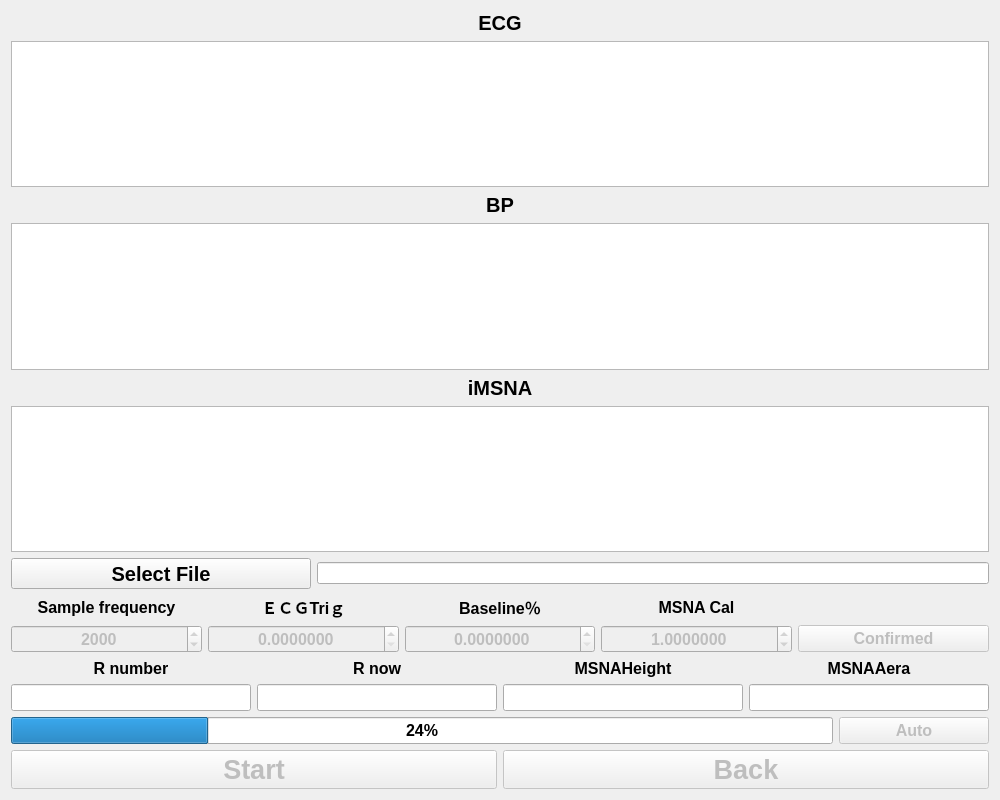
Qt form main.ui (CC5103/MSNA-Analyzer) before a commit.
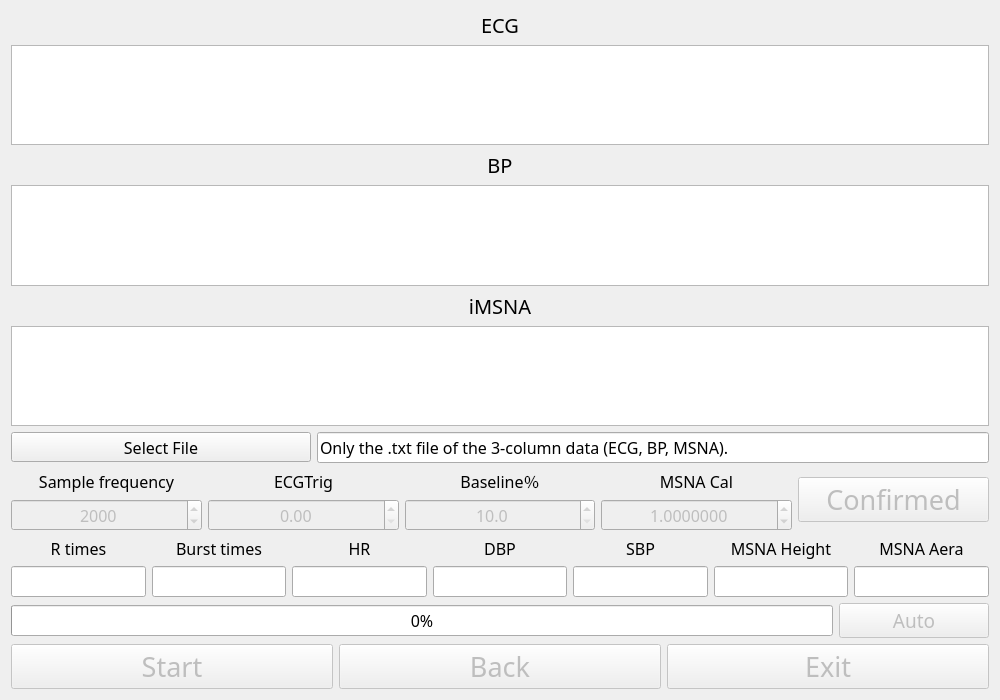
The same form after that commit. Custom widgets are drawn as their Qt base class.

Commit message: Upgraded UI and added automation features.

```diff
--- a/main.ui
+++ b/main.ui
@@ -13,13 +13,13 @@
     <x>0</x>
     <y>0</y>
     <width>1000</width>
-    <height>800</height>
+    <height>700</height>
    </rect>
   </property>
   <property name="minimumSize">
    <size>
     <width>1000</width>
-    <height>800</height>
+    <height>700</height>
    </size>
   </property>
   <property name="sizeIncrement">
@@ -53,6 +53,13 @@
          <height>100</height>
         </size>
        </property>
+       <property name="font">
+        <font>
+         <family>HGP創英角ｺﾞｼｯｸUB</family>
+         <weight>50</weight>
+         <bold>false</bold>
+        </font>
+       </property>
       </widget>
      </item>
      <item row="1" column="0">
@@ -63,6 +70,13 @@
          <height>100</height>
         </size>
        </property>
+       <property name="font">
+        <font>
+         <family>HGP創英角ｺﾞｼｯｸUB</family>
+         <weight>50</weight>
+         <bold>false</bold>
+        </font>
+       </property>
       </widget>
      </item>
      <item row="5" column="0">
@@ -73,15 +87,23 @@
          <height>100</height>
         </size>
        </property>
+       <property name="font">
+        <font>
+         <family>HGP創英角ｺﾞｼｯｸUB</family>
+         <weight>50</weight>
+         <bold>false</bold>
+        </font>
+       </property>
       </widget>
      </item>
      <item row="2" column="0">
       <widget class="QLabel" name="label_14">
        <property name="font">
         <font>
+         <family>HGP創英角ｺﾞｼｯｸUB</family>
          <pointsize>15</pointsize>
-         <weight>75</weight>
-         <bold>true</bold>
+         <weight>50</weight>
+         <bold>false</bold>
         </font>
        </property>
        <property name="text">
@@ -96,9 +118,10 @@
       <widget class="QLabel" name="label_2">
        <property name="font">
         <font>
+         <family>HGP創英角ｺﾞｼｯｸUB</family>
          <pointsize>15</pointsize>
-         <weight>75</weight>
-         <bold>true</bold>
+         <weight>50</weight>
+         <bold>false</bold>
         </font>
        </property>
        <property name="text">
@@ -113,9 +136,10 @@
       <widget class="QLabel" name="label_15">
        <property name="font">
         <font>
+         <family>HGP創英角ｺﾞｼｯｸUB</family>
          <pointsize>15</pointsize>
-         <weight>75</weight>
-         <bold>true</bold>
+         <weight>50</weight>
+         <bold>false</bold>
         </font>
        </property>
        <property name="layoutDirection">
@@ -146,9 +170,13 @@
        </property>
        <property name="font">
         <font>
-         <pointsize>15</pointsize>
-         <weight>75</weight>
-         <bold>true</bold>
+         <family>HGP創英角ｺﾞｼｯｸUB</family>
+         <pointsize>12</pointsize>
+         <weight>50</weight>
+         <italic>false</italic>
+         <bold>false</bold>
+         <strikeout>false</strikeout>
+         <kerning>true</kerning>
         </font>
        </property>
        <property name="text">
@@ -161,6 +189,17 @@
        <property name="enabled">
         <bool>true</bool>
        </property>
+       <property name="font">
+        <font>
+         <family>HGP創英角ｺﾞｼｯｸUB</family>
+         <pointsize>12</pointsize>
+         <weight>50</weight>
+         <bold>false</bold>
+        </font>
+       </property>
+       <property name="text">
+        <string>Only the .txt file of the 3-column data (ECG, BP, MSNA).</string>
+       </property>
        <property name="readOnly">
         <bool>true</bool>
        </property>
@@ -174,9 +213,10 @@
       <widget class="QLabel" name="label_5">
        <property name="font">
         <font>
+         <family>HGP創英角ｺﾞｼｯｸUB</family>
          <pointsize>12</pointsize>
-         <weight>75</weight>
-         <bold>true</bold>
+         <weight>50</weight>
+         <bold>false</bold>
         </font>
        </property>
        <property name="text">
@@ -191,9 +231,10 @@
       <widget class="QLabel" name="label">
        <property name="font">
         <font>
+         <family>HGP創英角ｺﾞｼｯｸUB</family>
          <pointsize>12</pointsize>
-         <weight>75</weight>
-         <bold>true</bold>
+         <weight>50</weight>
+         <bold>false</bold>
         </font>
        </property>
        <property name="styleSheet">
@@ -211,9 +252,10 @@
       <widget class="QLabel" name="label_4">
        <property name="font">
         <font>
+         <family>HGP創英角ｺﾞｼｯｸUB</family>
          <pointsize>12</pointsize>
-         <weight>75</weight>
-         <bold>true</bold>
+         <weight>50</weight>
+         <bold>false</bold>
         </font>
        </property>
        <property name="text">
@@ -231,9 +273,10 @@
        </property>
        <property name="font">
         <font>
+         <family>HGP創英角ｺﾞｼｯｸUB</family>
          <pointsize>12</pointsize>
-         <weight>75</weight>
-         <bold>true</bold>
+         <weight>50</weight>
+         <bold>false</bold>
         </font>
        </property>
        <property name="layoutDirection">
@@ -245,9 +288,15 @@
        <property name="decimals">
         <number>7</number>
        </property>
+       <property name="minimum">
+        <double>0.000100000000000</double>
+       </property>
        <property name="maximum">
         <double>100.000000000000000</double>
        </property>
+       <property name="singleStep">
+        <double>1.000000000000000</double>
+       </property>
        <property name="value">
         <double>1.000000000000000</double>
        </property>
@@ -260,9 +309,10 @@
        </property>
        <property name="font">
         <font>
+         <family>HGP創英角ｺﾞｼｯｸUB</family>
          <pointsize>12</pointsize>
-         <weight>75</weight>
-         <bold>true</bold>
+         <weight>50</weight>
+         <bold>false</bold>
         </font>
        </property>
        <property name="alignment">
@@ -283,13 +333,14 @@
       <widget class="QLabel" name="label_3">
        <property name="font">
         <font>
+         <family>HGP創英角ｺﾞｼｯｸUB</family>
          <pointsize>12</pointsize>
-         <weight>75</weight>
-         <bold>true</bold>
+         <weight>50</weight>
+         <bold>false</bold>
         </font>
        </property>
        <property name="text">
-        <string>ＥＣＧTriｇ</string>
+        <string>ECGTrig</string>
        </property>
        <property name="alignment">
         <set>Qt::AlignCenter</set>
@@ -303,16 +354,17 @@
        </property>
        <property name="font">
         <font>
+         <family>HGP創英角ｺﾞｼｯｸUB</family>
          <pointsize>12</pointsize>
-         <weight>75</weight>
-         <bold>true</bold>
+         <weight>50</weight>
+         <bold>false</bold>
         </font>
        </property>
        <property name="alignment">
         <set>Qt::AlignCenter</set>
        </property>
        <property name="decimals">
-        <number>7</number>
+        <number>2</number>
        </property>
        <property name="maximum">
         <double>100.000000000000000</double>
@@ -326,34 +378,40 @@
        </property>
        <property name="font">
         <font>
+         <family>HGP創英角ｺﾞｼｯｸUB</family>
          <pointsize>12</pointsize>
-         <weight>75</weight>
-         <bold>true</bold>
+         <weight>50</weight>
+         <bold>false</bold>
         </font>
        </property>
        <property name="alignment">
         <set>Qt::AlignCenter</set>
        </property>
        <property name="decimals">
-        <number>7</number>
+        <number>1</number>
+       </property>
+       <property name="minimum">
+        <double>10.000000000000000</double>
        </property>
        <property name="maximum">
         <double>100.000000000000000</double>
        </property>
       </widget>
      </item>
-     <item row="1" column="4">
+     <item row="0" column="4" rowspan="2">
       <widget class="QPushButton" name="pushButton_3">
        <property name="enabled">
         <bool>false</bool>
        </property>
        <property name="font">
         <font>
-         <pointsize>12</pointsize>
-         <weight>75</weight>
-         <bold>true</bold>
+         <family>HGP創英角ｺﾞｼｯｸUB</family>
+         <pointsize>20</pointsize>
         </font>
        </property>
+       <property name="styleSheet">
+        <string notr="true"/>
+       </property>
        <property name="text">
         <string>Confirmed</string>
        </property>
@@ -367,14 +425,14 @@
       <widget class="QLabel" name="label_7">
        <property name="font">
         <font>
-         <family>MS UI Gothic</family>
+         <family>HGP創英角ｺﾞｼｯｸUB</family>
          <pointsize>12</pointsize>
-         <weight>75</weight>
-         <bold>true</bold>
+         <weight>50</weight>
+         <bold>false</bold>
         </font>
        </property>
        <property name="text">
-        <string>R now</string>
+        <string>Burst times</string>
        </property>
        <property name="alignment">
         <set>Qt::AlignCenter</set>
@@ -385,53 +443,110 @@
       <widget class="QLabel" name="label_6">
        <property name="font">
         <font>
+         <family>HGP創英角ｺﾞｼｯｸUB</family>
          <pointsize>12</pointsize>
-         <weight>75</weight>
-         <bold>true</bold>
+         <weight>50</weight>
+         <bold>false</bold>
         </font>
        </property>
        <property name="text">
-        <string>R number</string>
+        <string>R times</string>
        </property>
        <property name="alignment">
         <set>Qt::AlignCenter</set>
        </property>
       </widget>
      </item>
-     <item row="0" column="3">
+     <item row="0" column="6">
       <widget class="QLabel" name="label_9">
        <property name="font">
         <font>
+         <family>HGP創英角ｺﾞｼｯｸUB</family>
          <pointsize>12</pointsize>
-         <weight>75</weight>
-         <bold>true</bold>
+         <weight>50</weight>
+         <bold>false</bold>
         </font>
        </property>
        <property name="text">
-        <string>MSNAAera</string>
+        <string>MSNA Aera</string>
        </property>
        <property name="alignment">
         <set>Qt::AlignCenter</set>
        </property>
       </widget>
      </item>
-     <item row="0" column="2">
+     <item row="4" column="1">
+      <widget class="QLineEdit" name="lineEdit_2">
+       <property name="font">
+        <font>
+         <family>HGP創英角ｺﾞｼｯｸUB</family>
+         <pointsize>12</pointsize>
+         <weight>50</weight>
+         <bold>false</bold>
+        </font>
+       </property>
+       <property name="alignment">
+        <set>Qt::AlignCenter</set>
+       </property>
+       <property name="readOnly">
+        <bool>true</bool>
+       </property>
+      </widget>
+     </item>
+     <item row="4" column="5">
+      <widget class="QLineEdit" name="lineEdit_3">
+       <property name="font">
+        <font>
+         <family>HGP創英角ｺﾞｼｯｸUB</family>
+         <pointsize>12</pointsize>
+         <weight>50</weight>
+         <bold>false</bold>
+        </font>
+       </property>
+       <property name="alignment">
+        <set>Qt::AlignCenter</set>
+       </property>
+       <property name="readOnly">
+        <bool>true</bool>
+       </property>
+      </widget>
+     </item>
+     <item row="0" column="5">
       <widget class="QLabel" name="label_8">
        <property name="font">
         <font>
+         <family>HGP創英角ｺﾞｼｯｸUB</family>
          <pointsize>12</pointsize>
-         <weight>75</weight>
-         <bold>true</bold>
+         <weight>50</weight>
+         <bold>false</bold>
         </font>
        </property>
        <property name="text">
-        <string>MSNAHeight</string>
+        <string>MSNA Height</string>
        </property>
        <property name="alignment">
         <set>Qt::AlignCenter</set>
        </property>
       </widget>
      </item>
+     <item row="4" column="6">
+      <widget class="QLineEdit" name="lineEdit_4">
+       <property name="font">
+        <font>
+         <family>HGP創英角ｺﾞｼｯｸUB</family>
+         <pointsize>12</pointsize>
+         <weight>50</weight>
+         <bold>false</bold>
+        </font>
+       </property>
+       <property name="alignment">
+        <set>Qt::AlignCenter</set>
+       </property>
+       <property name="readOnly">
+        <bool>true</bool>
+       </property>
+      </widget>
+     </item>
      <item row="4" column="0">
       <widget class="QLineEdit" name="lineEdit">
        <property name="enabled">
@@ -439,9 +554,10 @@
        </property>
        <property name="font">
         <font>
+         <family>HGP創英角ｺﾞｼｯｸUB</family>
          <pointsize>12</pointsize>
-         <weight>75</weight>
-         <bold>true</bold>
+         <weight>50</weight>
+         <bold>false</bold>
         </font>
        </property>
        <property name="alignment">
@@ -452,13 +568,32 @@
        </property>
       </widget>
      </item>
+     <item row="0" column="3">
+      <widget class="QLabel" name="label_11">
+       <property name="font">
+        <font>
+         <family>HGP創英角ｺﾞｼｯｸUB</family>
+         <pointsize>12</pointsize>
+         <weight>50</weight>
+         <bold>false</bold>
+        </font>
+       </property>
+       <property name="text">
+        <string>DBP</string>
+       </property>
+       <property name="alignment">
+        <set>Qt::AlignCenter</set>
+       </property>
+      </widget>
+     </item>
      <item row="4" column="3">
-      <widget class="QLineEdit" name="lineEdit_4">
+      <widget class="QLineEdit" name="lineEdit_7">
        <property name="font">
         <font>
+         <family>HGP創英角ｺﾞｼｯｸUB</family>
          <pointsize>12</pointsize>
-         <weight>75</weight>
-         <bold>true</bold>
+         <weight>50</weight>
+         <bold>false</bold>
         </font>
        </property>
        <property name="alignment">
@@ -469,30 +604,32 @@
        </property>
       </widget>
      </item>
-     <item row="4" column="1">
-      <widget class="QLineEdit" name="lineEdit_2">
+     <item row="0" column="2">
+      <widget class="QLabel" name="label_10">
        <property name="font">
         <font>
+         <family>HGP創英角ｺﾞｼｯｸUB</family>
          <pointsize>12</pointsize>
-         <weight>75</weight>
-         <bold>true</bold>
+         <weight>50</weight>
+         <bold>false</bold>
         </font>
        </property>
+       <property name="text">
+        <string>HR</string>
+       </property>
        <property name="alignment">
         <set>Qt::AlignCenter</set>
        </property>
-       <property name="readOnly">
-        <bool>true</bool>
-       </property>
       </widget>
      </item>
      <item row="4" column="2">
-      <widget class="QLineEdit" name="lineEdit_3">
+      <widget class="QLineEdit" name="lineEdit_6">
        <property name="font">
         <font>
+         <family>HGP創英角ｺﾞｼｯｸUB</family>
          <pointsize>12</pointsize>
-         <weight>75</weight>
-         <bold>true</bold>
+         <weight>50</weight>
+         <bold>false</bold>
         </font>
        </property>
        <property name="alignment">
@@ -503,6 +640,42 @@
        </property>
       </widget>
      </item>
+     <item row="4" column="4">
+      <widget class="QLineEdit" name="lineEdit_8">
+       <property name="font">
+        <font>
+         <family>HGP創英角ｺﾞｼｯｸUB</family>
+         <pointsize>12</pointsize>
+         <weight>50</weight>
+         <bold>false</bold>
+        </font>
+       </property>
+       <property name="alignment">
+        <set>Qt::AlignCenter</set>
+       </property>
+       <property name="readOnly">
+        <bool>true</bool>
+       </property>
+      </widget>
+     </item>
+     <item row="0" column="4">
+      <widget class="QLabel" name="label_12">
+       <property name="font">
+        <font>
+         <family>HGP創英角ｺﾞｼｯｸUB</family>
+         <pointsize>12</pointsize>
+         <weight>50</weight>
+         <bold>false</bold>
+        </font>
+       </property>
+       <property name="text">
+        <string>SBP</string>
+       </property>
+       <property name="alignment">
+        <set>Qt::AlignCenter</set>
+       </property>
+      </widget>
+     </item>
     </layout>
    </item>
    <item>
@@ -511,13 +684,14 @@
       <widget class="QProgressBar" name="progressBar">
        <property name="font">
         <font>
+         <family>HGP創英角ｺﾞｼｯｸUB</family>
          <pointsize>12</pointsize>
-         <weight>75</weight>
-         <bold>true</bold>
+         <weight>50</weight>
+         <bold>false</bold>
         </font>
        </property>
        <property name="value">
-        <number>24</number>
+        <number>0</number>
        </property>
       </widget>
      </item>
@@ -534,9 +708,10 @@
        </property>
        <property name="font">
         <font>
-         <pointsize>12</pointsize>
-         <weight>75</weight>
-         <bold>true</bold>
+         <family>HGP創英角ｺﾞｼｯｸUB</family>
+         <pointsize>14</pointsize>
+         <weight>50</weight>
+         <bold>false</bold>
         </font>
        </property>
        <property name="text">
@@ -555,9 +730,10 @@
        </property>
        <property name="font">
         <font>
+         <family>HGP創英角ｺﾞｼｯｸUB</family>
          <pointsize>20</pointsize>
-         <weight>75</weight>
-         <bold>true</bold>
+         <weight>50</weight>
+         <bold>false</bold>
         </font>
        </property>
        <property name="text">
@@ -572,9 +748,10 @@
        </property>
        <property name="font">
         <font>
+         <family>HGP創英角ｺﾞｼｯｸUB</family>
          <pointsize>20</pointsize>
-         <weight>75</weight>
-         <bold>true</bold>
+         <weight>50</weight>
+         <bold>false</bold>
         </font>
        </property>
        <property name="text">
@@ -582,6 +759,24 @@
        </property>
       </widget>
      </item>
+     <item>
+      <widget class="QPushButton" name="pushButton_5">
+       <property name="enabled">
+        <bool>false</bool>
+       </property>
+       <property name="font">
+        <font>
+         <family>HGP創英角ｺﾞｼｯｸUB</family>
+         <pointsize>20</pointsize>
+         <weight>50</weight>
+         <bold>false</bold>
+        </font>
+       </property>
+       <property name="text">
+        <string>Exit</string>
+       </property>
+      </widget>
+     </item>
     </layout>
    </item>
   </layout>
```
The commit also changes 1 other file.
